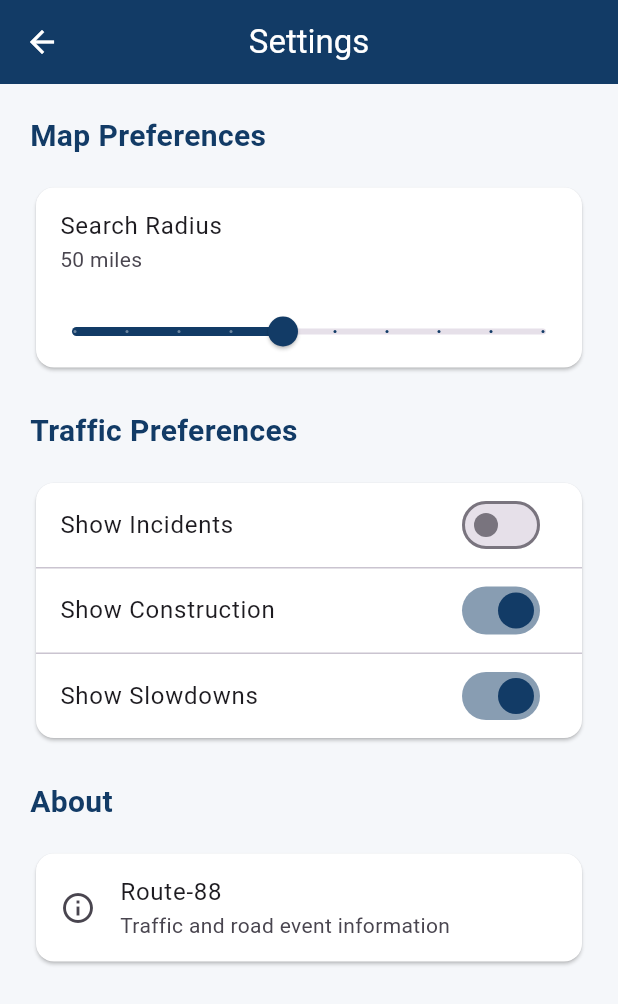
After one commit to Joshua-Wise78/Route-88-Mobile, a Flutter app: the screen it shows after launch, item 3 of the bottom bar chosen, after a tap on "Show Incidents", on a phone screen of 412 x 824 dp. The commit adds this screen. Shown: the top 1004 px of the screen. Run offline on Flutter 3.47's test engine with Material 3 defaults, Android fonts, the light colour scheme and no system bars; our stand-ins replace bloc, dio, equatable, flutter_bloc, flutter_map, latlong2; generated files the repository leaves out were written again; network calls fail.

Commit message:
started settings and some deatils for incidents

```diff
--- a/route_88/lib/features/home/view/home_page.dart
+++ b/route_88/lib/features/home/view/home_page.dart
@@ -1,13 +1,19 @@
+
 import 'package:flutter/material.dart';
+import 'package:flutter_bloc/flutter_bloc.dart';
+
 import 'package:route_88/features/home/view/incidents_page.dart';
-import 'package:flutter_bloc/flutter_bloc.dart';
 import 'package:route_88/features/home/view/map_page.dart';
+import 'package:route_88/features/home/view/settings_page.dart';
+
 import 'package:route_88/features/route88/bloc/construction/construction_bloc.dart';
 import 'package:route_88/features/route88/bloc/construction/construction_event.dart';
 import 'package:route_88/features/route88/bloc/construction/construction_state.dart';
+
 import 'package:route_88/features/route88/bloc/incidents/incidents_bloc.dart';
 import 'package:route_88/features/route88/bloc/incidents/incidents_event.dart';
 import 'package:route_88/features/route88/bloc/incidents/incidents_state.dart';
+
 import 'package:route_88/features/route88/bloc/slowdowns/slowdowns_bloc.dart';
 import 'package:route_88/features/route88/bloc/slowdowns/slowdowns_event.dart';
 import 'package:route_88/features/route88/bloc/slowdowns/slowdowns_state.dart';
@@ -77,7 +83,11 @@ class _HomePageState extends State<HomePage> {
             child: Container(
               width: double.infinity,
               color: const Color(0xFFE1E6EB),
-              child: const MapPage(),
+              child: const MapPage(
+                searchRadiusMiles: testRadius,
+                searchCenterLatitude: testLat,
+                searchCenterLongitude: testLon,
+              ),
             ),
           ),
           Padding(
@@ -220,6 +230,13 @@ class _HomePageState extends State<HomePage> {
                 builder: (context) => const IncidentsPage(),
               ),
             );
+          } else if (index == 2) {
+            Navigator.push(
+              context,
+              MaterialPageRoute<void>(
+                builder: (context) => const SettingsPage(),
+              ),
+            );
           }
         },
         destinations: const [
--- a/route_88/lib/features/home/view/map_page.dart
+++ b/route_88/lib/features/home/view/map_page.dart
@@ -15,11 +15,17 @@ class MapPage extends StatefulWidget {
     this.latitude,
     this.longitude,
     this.showIncidentMarker = false,
+    this.searchRadiusMiles = 50,
+    this.searchCenterLatitude = 39.9612,
+    this.searchCenterLongitude = -83.0019,
   });
 
   final double? latitude;
   final double? longitude;
   final bool showIncidentMarker;
+  final double searchRadiusMiles;
+  final double searchCenterLatitude;
+  final double searchCenterLongitude;
 
   @override
   State<MapPage> createState() => _MapPageState();
@@ -30,11 +36,6 @@ class _MapPageState extends State<MapPage> {
   static const Color incidentColor = Color(0xFFC33C3C);
   static const Color constructionColor = Color(0xFFE68A2E);
   static const Color backgroundColor = Color(0xFFF5F7FA);
-
-  static const LatLng defaultCenter = LatLng(
-    39.7589,
-    -84.1916,
-  );
 
   // Map filter settings.
   bool showIncidents = true;
@@ -389,7 +390,7 @@ class _MapPageState extends State<MapPage> {
 
     final center = hasSelectedIncident
         ? LatLng(widget.latitude!, widget.longitude!)
-        : defaultCenter;
+        : LatLng(widget.searchCenterLatitude, widget.searchCenterLongitude);
 
     return BlocBuilder<IncidentsBloc, IncidentsState>(
       builder: (context, incidentState) {
@@ -492,6 +493,22 @@ class _MapPageState extends State<MapPage> {
                       userAgentPackageName:
                           'com.example.verygoodcore.route_88.dev',
                     ),
+                    if (!hasSelectedIncident)
+                      CircleLayer(
+                        circles: [
+                          CircleMarker(
+                            point: LatLng(
+                              widget.searchCenterLatitude,
+                              widget.searchCenterLongitude,
+                            ),
+                            radius: widget.searchRadiusMiles * 1609.344,
+                            useRadiusInMeter: true,
+                            color: primaryColor.withValues(alpha: 0.12),
+                            borderColor: primaryColor,
+                            borderStrokeWidth: 2,
+                          ),
+                        ],
+                      ),
                     MarkerLayer(markers: markers),
                     const RichAttributionWidget(
                       attributions: [
--- /dev/null
+++ b/route_88/lib/features/home/view/settings_page.dart
@@ -0,0 +1,136 @@
+import 'package:flutter/material.dart';
+
+class SettingsPage extends StatefulWidget {
+  const SettingsPage({super.key});
+
+  @override
+  State<SettingsPage> createState() => _SettingsPageState();
+}
+
+class _SettingsPageState extends State<SettingsPage> {
+  bool showIncidents = true;
+  bool showConstruction = true;
+  bool showSlowdowns = true;
+
+  double searchRadius = 50;
+
+  @override
+  Widget build(BuildContext context) {
+    return Scaffold(
+      backgroundColor: const Color(0xFFF5F7FA),
+      appBar: AppBar(
+        backgroundColor: const Color(0xFF123B66),
+        foregroundColor: Colors.white,
+        title: const Text('Settings'),
+        centerTitle: true,
+      ),
+      body: ListView(
+        padding: const EdgeInsets.all(20),
+        children: [
+          const Text(
+            'Map Preferences',
+            style: TextStyle(
+              fontSize: 20,
+              fontWeight: FontWeight.bold,
+              color: Color(0xFF123B66),
+            ),
+          ),
+          const SizedBox(height: 16),
+          Card(
+            color: Colors.white,
+            child: Column(
+              children: [
+                ListTile(
+                  title: const Text('Search Radius'),
+                  subtitle: Text(
+                    '${searchRadius.round()} miles',
+                  ),
+                ),
+                Slider(
+                  value: searchRadius,
+                  min: 10,
+                  max: 100,
+                  divisions: 9,
+                  activeColor: const Color(0xFF123B66),
+                  label: '${searchRadius.round()} miles',
+                  onChanged: (value) {
+                    setState(() {
+                      searchRadius = value;
+                    });
+                  },
+                ),
+              ],
+            ),
+          ),
+          const SizedBox(height: 24),
+          const Text(
+            'Traffic Preferences',
+            style: TextStyle(
+              fontSize: 20,
+              fontWeight: FontWeight.bold,
+              color: Color(0xFF123B66),
+            ),
+          ),
+          const SizedBox(height: 16),
+          Card(
+            color: Colors.white,
+            child: Column(
+              children: [
+                SwitchListTile(
+                  title: const Text('Show Incidents'),
+                  value: showIncidents,
+                  activeThumbColor: const Color(0xFF123B66),
+                  onChanged: (value) {
+                    setState(() {
+                      showIncidents = value;
+                    });
+                  },
+                ),
+                const Divider(height: 1),
+                SwitchListTile(
+                  title: const Text('Show Construction'),
+                  value: showConstruction,
+                  activeThumbColor: const Color(0xFF123B66),
+                  onChanged: (value) {
+                    setState(() {
+                      showConstruction = value;
+                    });
+                  },
+                ),
+                const Divider(height: 1),
+                SwitchListTile(
+                  title: const Text('Show Slowdowns'),
+                  value: showSlowdowns,
+                  activeThumbColor: const Color(0xFF123B66),
+                  onChanged: (value) {
+                    setState(() {
+                      showSlowdowns = value;
+                    });
+                  },
+                ),
+              ],
+            ),
+          ),
+          const SizedBox(height: 24),
+          const Text(
+            'About',
+            style: TextStyle(
+              fontSize: 20,
+              fontWeight: FontWeight.bold,
+              color: Color(0xFF123B66),
+            ),
+          ),
+          const SizedBox(height: 16),
+          const Card(
+            color: Colors.white,
+            child: ListTile(
+              leading: Icon(Icons.info_outline),
+              title: Text('Route-88'),
+              subtitle: Text('Traffic and road event information'),
+            ),
+          ),
+        ],
+      ),
+    );
+  }
+}
```
Also changed, not shown: route_88/lib/features/home/view/incidents_page.dart (+45 -5 lines).
